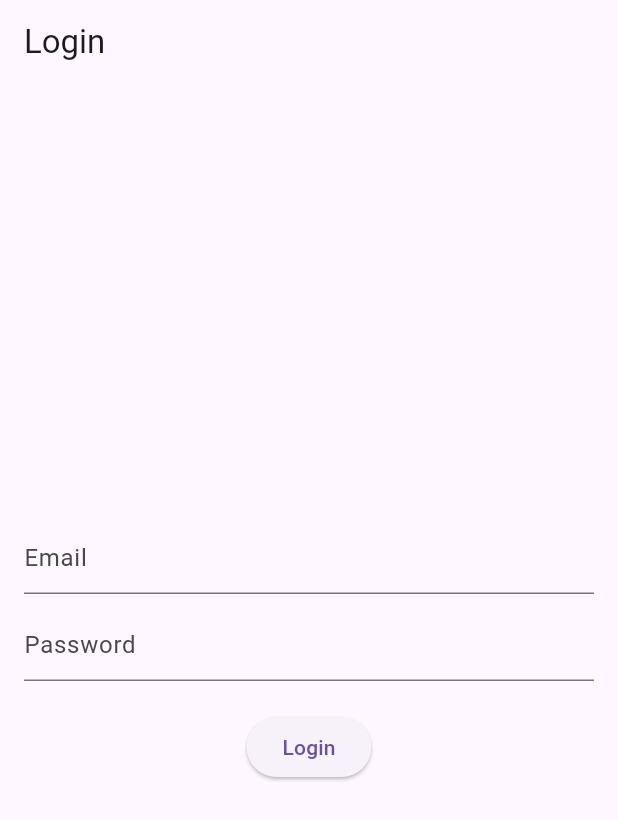
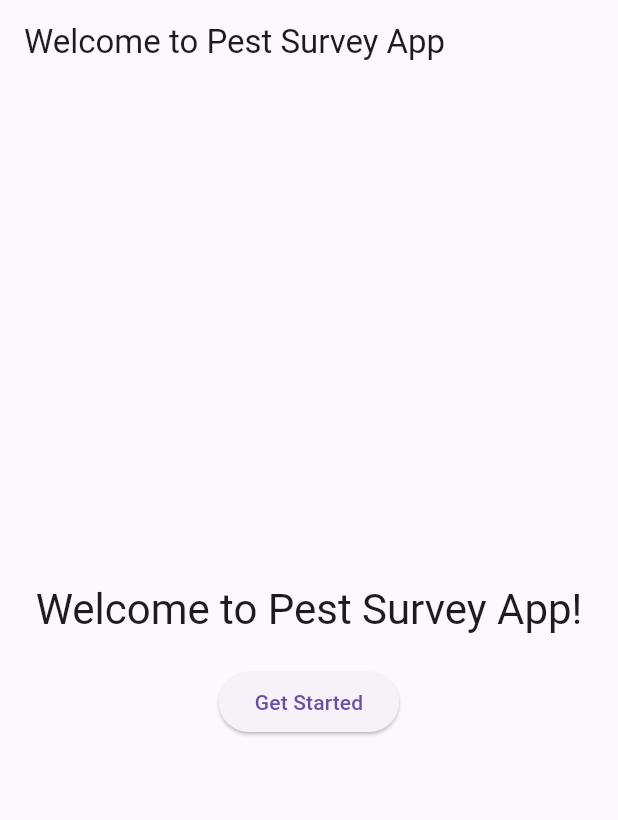
Before and after one commit to ndegwaofficial/Pest-Survey-App, a Flutter app: the screen it shows after launch, on a phone screen of 412 x 824 dp. Shown: the top 820 px of the screen. Run offline on Flutter 3.47's test engine with Material 3 defaults, Android fonts, the phone set to English and light mode, and no system bars; our stand-ins replace flutter_map, latlong2; missing offline and left inert: excel, postgres.

```diff
--- a/lib/main.dart
+++ b/lib/main.dart
@@ -1,10 +1,10 @@
 import 'package:flutter/material.dart';
+import 'package:pest_survey_app/screens/dashboards/landing_page.dart'; // Import the landing page
 import 'services/authentication/auth_service.dart';
 import 'screens/dashboards/farmer_dashboard.dart';
 import 'screens/dashboards/fso_dashboard.dart';
 import 'screens/dashboards/moderator_dashboard.dart';
 import 'screens/dashboards/super_admin_dashboard.dart';
-
 void main() {
   runApp(PestApp());
 }
@@ -19,7 +19,7 @@ class PestApp extends StatelessWidget {
       theme: ThemeData(
         primarySwatch: Colors.green,
       ),
-      home: const LoginScreen(), // Set the initial screen as the Login Page
+      home: const LandingPage(), // Set the initial screen as the Landing Page
     );
   }
 }
--- /dev/null
+++ b/lib/screens/dashboards/landing_page.dart
@@ -0,0 +1,38 @@
+import 'package:flutter/material.dart';
+import 'package:pest_survey_app/main.dart';
+
+class LandingPage extends StatelessWidget {
+  const LandingPage({super.key});
+
+  @override
+  Widget build(BuildContext context) {
+    return Scaffold(
+      appBar: AppBar(
+        title: const Text('Welcome to Pest Survey App'),
+      ),
+      body: Center(
+        child: Column(
+          mainAxisAlignment: MainAxisAlignment.center,
+          children: <Widget>[
+            Text(
+              'Welcome to Pest Survey App!',
+              style: Theme.of(context).textTheme.headlineMedium,
+            ),
+            const SizedBox(height: 20),
+            ElevatedButton(
+              onPressed: () {
+                Navigator.pushReplacement(
+                  context,
+                  MaterialPageRoute(
+                    builder: (context) => const LoginScreen(),
+                  ),
+                );
+              },
+              child: const Text('Get Started'),
+            ),
+          ],
+        ),
+      ),
+    );
+  }
+}
--- a/lib/screens/dashboards/map_screen.dart
+++ b/lib/screens/dashboards/map_screen.dart
@@ -24,8 +24,8 @@ class _MapScreenState extends State<MapScreen> {
       'localhost',
       5432,
       'pestsurveillance',
-      username: 'postgres',
-      password: '',
+      username: 'ndegwaofficial',
+      password: 'ndegwaofficial',
     );
     await connection.open();
 
--- a/lib/screens/dashboards/pest_list_screen.dart
+++ b/lib/screens/dashboards/pest_list_screen.dart
@@ -24,8 +24,8 @@ class _PestListScreenState extends State<PestListScreen> {
       'localhost',
       5432,
       'pestsurveillance',
-      username: 'postgres',
-      password: '',
+      username: 'ndegwaofficial',
+      password: 'ndegwaofficial',
     );
     await connection.open();
 
```
Also changed, not shown: lib/screens/dashboards/review_reports_screen.dart (+6 -6 lines), lib/screens/forms/new_pest_report_form.dart (+4 -4 lines), lib/services/survey_to_dbservice.dart (+4 -4 lines).
